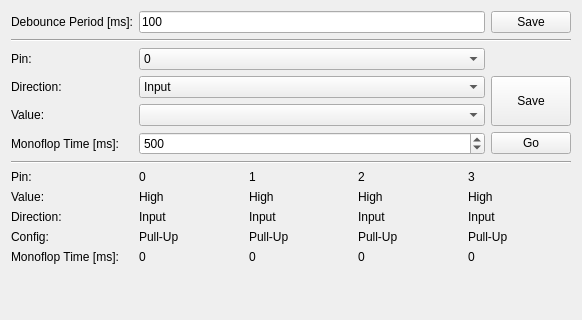
Qt form src/brickv/plugin_system/plugins/io4/ui/io4.ui (Tinkerforge/brickv) before a commit.
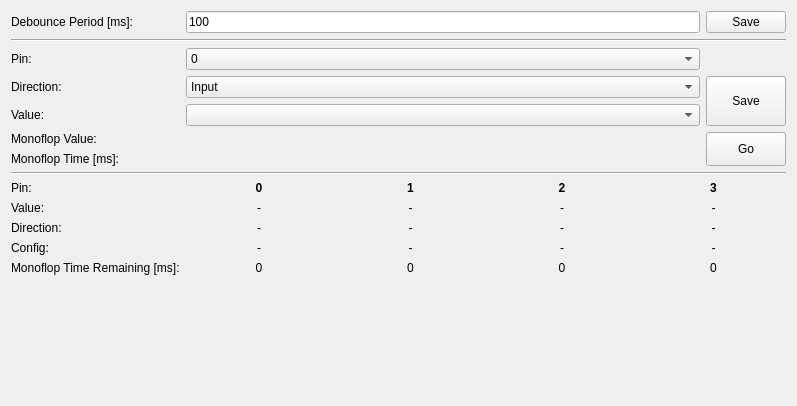
The same form after that commit.

Commit message:
Refactor and unify monoflop logic
Workaround Industrial Digital Out 4 Bricklet 2.0 and IO-4 Bricklet 2.0
firmware bugs.

Diff of the .ui file:
```diff
--- a/src/brickv/plugin_system/plugins/io4/ui/io4.ui
+++ b/src/brickv/plugin_system/plugins/io4/ui/io4.ui
@@ -6,8 +6,8 @@
    <rect>
     <x>0</x>
     <y>0</y>
-    <width>582</width>
-    <height>320</height>
+    <width>797</width>
+    <height>406</height>
    </rect>
   </property>
   <property name="windowTitle">
@@ -51,57 +51,63 @@
        </property>
       </widget>
      </item>
-     <item row="5" column="0">
+     <item row="6" column="0">
       <widget class="QLabel" name="label">
        <property name="text">
         <string>Monoflop Time [ms]:</string>
        </property>
       </widget>
      </item>
-     <item row="6" column="0" colspan="3">
+     <item row="7" column="0" colspan="3">
       <widget class="Line" name="line">
        <property name="orientation">
         <enum>Qt::Horizontal</enum>
        </property>
       </widget>
      </item>
-     <item row="7" column="0">
-      <widget class="QLabel" name="label_53">
-       <property name="text">
-        <string>Pin:</string>
-       </property>
-      </widget>
-     </item>
      <item row="8" column="0">
-      <widget class="QLabel" name="label_5">
+      <widget class="QLabel" name="label_53">
        <property name="text">
-        <string>Value:</string>
+        <string>Pin:</string>
        </property>
       </widget>
      </item>
      <item row="9" column="0">
-      <widget class="QLabel" name="label_7">
+      <widget class="QLabel" name="label_5">
        <property name="text">
-        <string>Direction:</string>
+        <string>Value:</string>
        </property>
       </widget>
      </item>
      <item row="10" column="0">
+      <widget class="QLabel" name="label_7">
+       <property name="text">
+        <string>Direction:</string>
+       </property>
+      </widget>
+     </item>
+     <item row="11" column="0">
       <widget class="QLabel" name="label_6">
        <property name="text">
         <string>Config:</string>
        </property>
       </widget>
      </item>
-     <item row="11" column="0">
+     <item row="12" column="0">
       <widget class="QLabel" name="label_8">
        <property name="text">
-        <string>Monoflop Time [ms]:</string>
+        <string>Monoflop Time Remaining [ms]:</string>
        </property>
       </widget>
      </item>
      <item row="0" column="1">
       <widget class="QLineEdit" name="debounce_edit">
+       <property name="sizePolicy">
+        <sizepolicy hsizetype="Expanding" vsizetype="Fixed">
+         <horstretch>1</horstretch>
+         <verstretch>0</verstretch>
+        </sizepolicy>
+       </property>
        <property name="text">
         <string>100</string>
        </property>
@@ -155,19 +161,6 @@
      <item row="4" column="1">
       <widget class="QComboBox" name="value_box"/>
      </item>
-     <item row="5" column="1">
-      <widget class="QSpinBox" name="time_spinbox">
-       <property name="minimum">
-        <number>1</number>
-       </property>
-       <property name="maximum">
-        <number>2147483647</number>
-       </property>
-       <property name="value">
-        <number>500</number>
-       </property>
-      </widget>
-     </item>
      <item row="3" column="2" rowspan="2">
       <widget class="QPushButton" name="save_button">
        <property name="sizePolicy">
@@ -181,20 +174,29 @@
        </property>
       </widget>
      </item>
-     <item row="5" column="2">
+     <item row="5" column="2" rowspan="2">
       <widget class="QPushButton" name="go_button">
+       <property name="sizePolicy">
+        <sizepolicy hsizetype="Minimum" vsizetype="Minimum">
+         <horstretch>0</horstretch>
+         <verstretch>0</verstretch>
+        </sizepolicy>
+       </property>
        <property name="text">
         <string>Go</string>
        </property>
       </widget>
      </item>
-     <item row="7" column="1" rowspan="5" colspan="2">
+     <item row="8" column="1" rowspan="5" colspan="2">
       <layout class="QGridLayout" name="gridLayout">
        <item row="4" column="0">
         <widget class="QLabel" name="at0">
          <property name="text">
           <string>0</string>
          </property>
+         <property name="alignment">
+          <set>Qt::AlignCenter</set>
+         </property>
         </widget>
        </item>
        <item row="4" column="1">
@@ -202,6 +204,9 @@
          <property name="text">
           <string>0</string>
          </property>
+         <property name="alignment">
+          <set>Qt::AlignCenter</set>
+         </property>
         </widget>
        </item>
        <item row="4" column="2">
@@ -209,6 +214,9 @@
          <property name="text">
           <string>0</string>
          </property>
+         <property name="alignment">
+          <set>Qt::AlignCenter</set>
+         </property>
         </widget>
        </item>
        <item row="4" column="3">
@@ -216,122 +224,210 @@
          <property name="text">
           <string>0</string>
          </property>
+         <property name="alignment">
+          <set>Qt::AlignCenter</set>
+         </property>
         </widget>
        </item>
        <item row="3" column="0">
         <widget class="QLabel" name="ac0">
          <property name="text">
-          <string>Pull-Up</string>
+          <string>-</string>
+         </property>
+         <property name="alignment">
+          <set>Qt::AlignCenter</set>
          </property>
         </widget>
        </item>
        <item row="3" column="1">
         <widget class="QLabel" name="ac1">
          <property name="text">
-          <string>Pull-Up</string>
+          <string>-</string>
+         </property>
+         <property name="alignment">
+          <set>Qt::AlignCenter</set>
          </property>
         </widget>
        </item>
        <item row="3" column="2">
         <widget class="QLabel" name="ac2">
          <property name="text">
-          <string>Pull-Up</string>
+          <string>-</string>
+         </property>
+         <property name="alignment">
+          <set>Qt::AlignCenter</set>
          </property>
         </widget>
        </item>
        <item row="3" column="3">
         <widget class="QLabel" name="ac3">
          <property name="text">
-          <string>Pull-Up</string>
+          <string>-</string>
+         </property>
+         <property name="alignment">
+          <set>Qt::AlignCenter</set>
          </property>
         </widget>
        </item>
        <item row="2" column="3">
         <widget class="QLabel" name="ad3">
          <property name="text">
-          <string>Input</string>
+          <string>-</string>
+         </property>
+         <property name="alignment">
+          <set>Qt::AlignCenter</set>
          </property>
         </widget>
        </item>
        <item row="2" column="2">
         <widget class="QLabel" name="ad2">
          <property name="text">
-          <string>Input</string>
+          <string>-</string>
+         </property>
+         <property name="alignment">
+          <set>Qt::AlignCenter</set>
          </property>
         </widget>
        </item>
        <item row="2" column="1">
         <widget class="QLabel" name="ad1">
          <property name="text">
-          <string>Input</string>
+          <string>-</string>
+         </property>
+         <property name="alignment">
+          <set>Qt::AlignCenter</set>
          </property>
         </widget>
        </item>
        <item row="2" column="0">
         <widget class="QLabel" name="ad0">
          <property name="text">
-          <string>Input</string>
+          <string>-</string>
+         </property>
+         <property name="alignment">
+          <set>Qt::AlignCenter</set>
          </property>
         </widget>
        </item>
        <item row="1" column="0">
         <widget class="QLabel" name="av0">
          <property name="text">
-          <string>High</string>
+          <string>-</string>
+         </property>
+         <property name="alignment">
+          <set>Qt::AlignCenter</set>
          </property>
         </widget>
        </item>
        <item row="1" column="1">
         <widget class="QLabel" name="av1">
          <property name="text">
-          <string>High</string>
+          <string>-</string>
+         </property>
+         <property name="alignment">
+          <set>Qt::AlignCenter</set>
          </property>
         </widget>
        </item>
        <item row="1" column="2">
         <widget class="QLabel" name="av2">
          <property name="text">
-          <string>High</string>
+          <string>-</string>
+         </property>
+         <property name="alignment">
+          <set>Qt::AlignCenter</set>
          </property>
         </widget>
        </item>
        <item row="1" column="3">
         <widget class="QLabel" name="av3">
          <property name="text">
-          <string>High</string>
+          <string>-</string>
+         </property>
+         <property name="alignment">
+          <set>Qt::AlignCenter</set>
          </property>
         </widget>
        </item>
        <item row="0" column="3">
         <widget class="QLabel" name="label_58">
+         <property name="font">
+          <font>
+           <weight>75</weight>
+           <bold>true</bold>
+          </font>
+         </property>
          <property name="text">
           <string>3</string>
          </property>
+         <property name="alignment">
+          <set>Qt::AlignCenter</set>
+         </property>
         </widget>
        </item>
        <item row="0" column="2">
         <widget class="QLabel" name="label_57">
+         <property name="font">
+          <font>
+           <weight>75</weight>
+           <bold>true</bold>
+          </font>
+         </property>
          <property name="text">
           <string>2</string>
          </property>
+         <property name="alignment">
+          <set>Qt::AlignCenter</set>
+         </property>
         </widget>
        </item>
        <item row="0" column="1">
         <widget class="QLabel" name="label_56">
+         <property name="font">
+          <font>
+           <weight>75</weight>
+           <bold>true</bold>
+          </font>
+         </property>
          <property name="text">
           <string>1</string>
          </property>
+         <property name="alignment">
+          <set>Qt::AlignCenter</set>
+         </property>
         </widget>
        </item>
        <item row="0" column="0">
         <widget class="QLabel" name="label_55">
+         <property name="font">
+          <font>
+           <weight>75</weight>
+           <bold>true</bold>
+          </font>
+         </property>
          <property name="text">
           <string>0</string>
          </property>
+         <property name="alignment">
+          <set>Qt::AlignCenter</set>
+         </property>
         </widget>
        </item>
       </layout>
      </item>
+     <item row="5" column="1">
+      <widget class="QStackedWidget" name="monoflop_value_stack"/>
+     </item>
+     <item row="6" column="1">
+      <widget class="QStackedWidget" name="monoflop_time_stack"/>
+     </item>
+     <item row="5" column="0">
+      <widget class="QLabel" name="label_9">
+       <property name="text">
+        <string>Monoflop Value:</string>
+       </property>
+      </widget>
+     </item>
     </layout>
    </item>
    <item>
```
Left out of the diff: 2 changed lines with no effect on the pictures. The commit also changes 27 other files.
